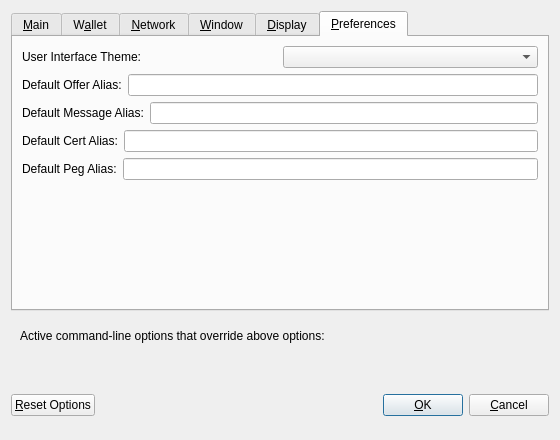
Qt form src/qt/forms/optionsdialog.ui (willyko/syscoin2) before a commit.
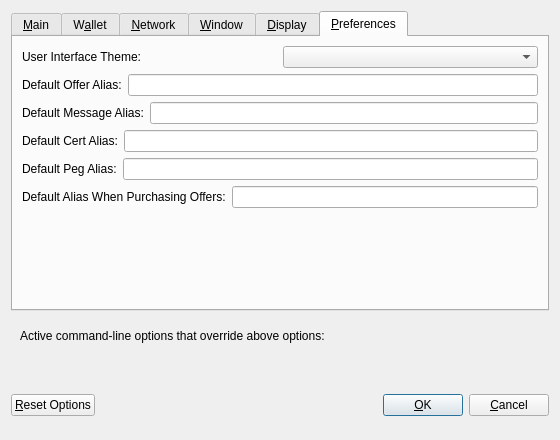
The same form after that commit. Custom widgets are drawn as their Qt base class.

Commit message: default offer pay alias

```diff
--- a/src/qt/forms/optionsdialog.ui
+++ b/src/qt/forms/optionsdialog.ui
@@ -706,6 +706,20 @@
          </item>
         </layout>
        </item>
+       <item>
+        <layout class="QHBoxLayout" name="horizontalLayout_5">
+         <item>
+          <widget class="QLabel" name="labelDefaultBuyOffer">
+           <property name="text">
+            <string>Default Alias When Purchasing Offers:</string>
+           </property>
+          </widget>
+         </item>
+         <item>
+          <widget class="QLineEdit" name="defaultBuyOfferAlias"/>
+         </item>
+        </layout>
+       </item>
        <item>
         <spacer name="verticalSpacer">
          <property name="orientation">
```
Left out of the diff: 1 changed line with no effect on the pictures. The commit also changes 4 other files.
